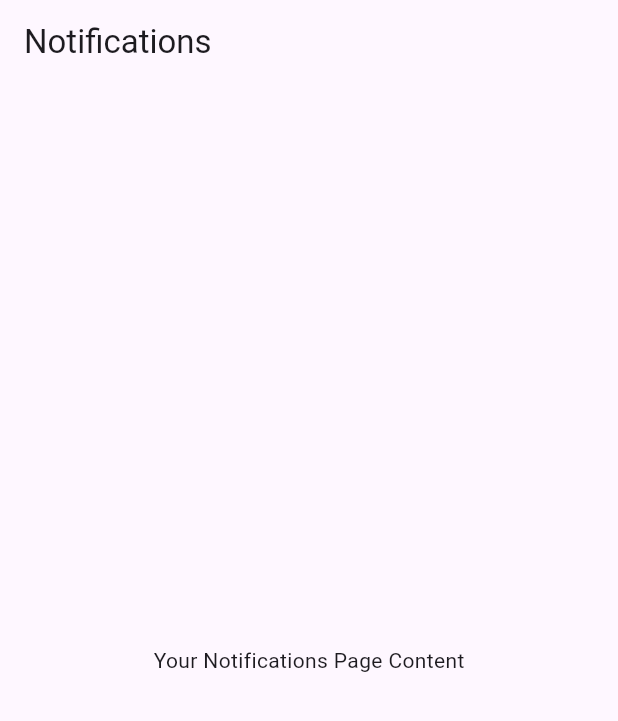
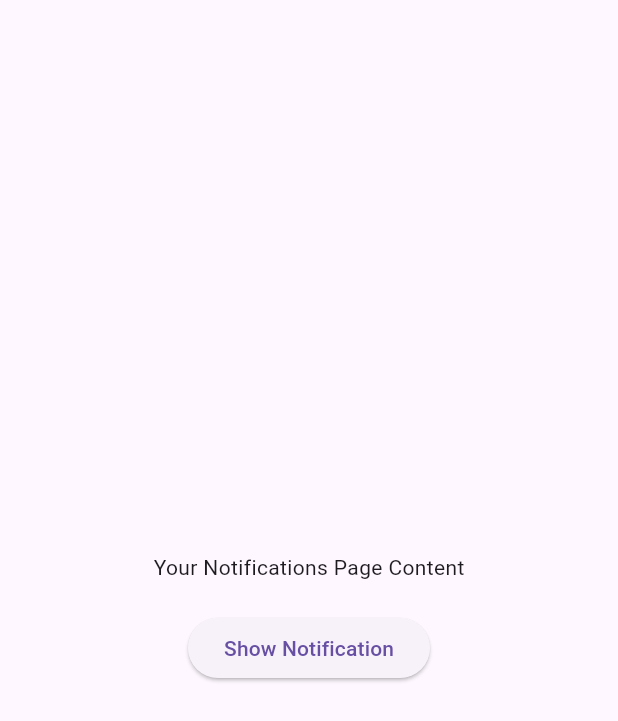
Before and after one commit to jakaria76/Navigator, a Flutter app: the Notifications screen opened directly, on a phone screen of 412 x 824 dp. Shown: the top 721 px of the screen. Run offline on Flutter 3.47's test engine with Material 3 defaults, Android fonts, the phone set to English and light mode, and no system bars; our stand-ins replace cloud_firestore, firebase_auth, firebase_core, firebase_database, firebase_messaging, firebase_storage and 7 more; accounts and stored records are empty.

Commit message:
local notification

```diff
--- a/lib/page/User/BusAlert.dart
+++ b/lib/page/User/BusAlert.dart
@@ -1,6 +1,7 @@
 import 'package:firebase_messaging/firebase_messaging.dart';
-import 'package:flutter/cupertino.dart';
 import 'package:flutter/material.dart';
+
+import 'local_NotificationService.dart';
 
 class Notifications extends StatefulWidget {
   const Notifications({Key? key}) : super(key: key);
@@ -27,7 +28,7 @@ class _NotificationsState extends State<Notifications> {
 
     FirebaseMessaging.onMessageOpenedApp.listen((RemoteMessage message) {
       print("onMessageOpenedApp: $message");
-      // Handle the incoming message when the app is opened from terminated state
+      // Handle the incoming message when the app is opened from the terminated state
       _handleNotification(message);
     });
 
@@ -52,14 +53,37 @@ class _NotificationsState extends State<Notifications> {
     // For example, you can update your UI or navigate to a specific part of the app
   }
 
+  void _showNotification() {
+    // Trigger a notification when the button is pressed
+    // You can customize the notification content as needed
+    LocalNotifications.showSimpleNotification(
+      title: 'New Notification',
+      body: 'This is a sample notification',
+      payload: 'notification_payload',
+    );
+  }
+
   @override
   Widget build(BuildContext context) {
     return Scaffold(
-      appBar: AppBar(
-        title: Text('Notifications'),
-      ),
       body: Center(
-        child: Text('Your Notifications Page Content'),
+        child: Column(
+          mainAxisAlignment: MainAxisAlignment.center,
+          children: [
+            Text('Your Notifications Page Content'),
+            SizedBox(height: 20),
+            ElevatedButton(
+              onPressed: () {
+                LocalNotifications.showSimpleNotification(
+                    title: "Simple Notification",
+                    body: "This is a simple notification",
+                    payload: "This is simple data");
+              },
+
+              child: Text('Show Notification'),
+            ),
+          ],
+        ),
       ),
     );
   }
--- a/lib/page/User/Map page.dart
+++ b/lib/page/User/Map page.dart
@@ -12,9 +12,7 @@ class _mapState extends State<map> {
   @override
   Widget build(BuildContext context) {
     return Scaffold(
-      appBar: AppBar(
-        title: Text("Map Page"),
-      ),
+
     );
   }
 }
--- a/lib/page/User/Offer page.dart
+++ b/lib/page/User/Offer page.dart
@@ -4,9 +4,7 @@ class OfferPage extends StatelessWidget {
   @override
   Widget build(BuildContext context) {
     return Scaffold(
-      appBar: AppBar(
-        title: Text('Current Offers'),
-      ),
+
       body: Stack(
         children: [
           // Background Image
--- a/lib/page/User/setting page.dart
+++ b/lib/page/User/setting page.dart
@@ -11,10 +11,7 @@ class _SettingsPageState extends State<SettingsPage> {
   @override
   Widget build(BuildContext context) {
     return Scaffold(
-      appBar: AppBar(
-        title: Text("Settings",
-          style: TextStyle(fontSize: 25, fontWeight: FontWeight.w500),),
-      ),
+
       body: Container(
         padding: EdgeInsets.only(left: 16, bottom: 20, right: 16),
         child: ListView(
```
Also changed, not shown: lib/page/User/local_NotificationService.dart (added, +108 -0 lines).
